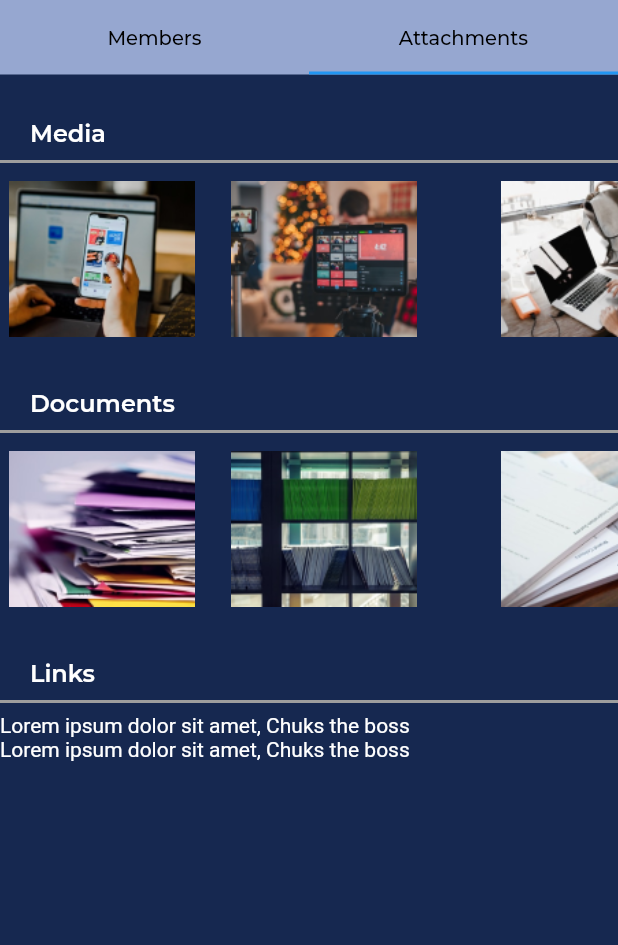
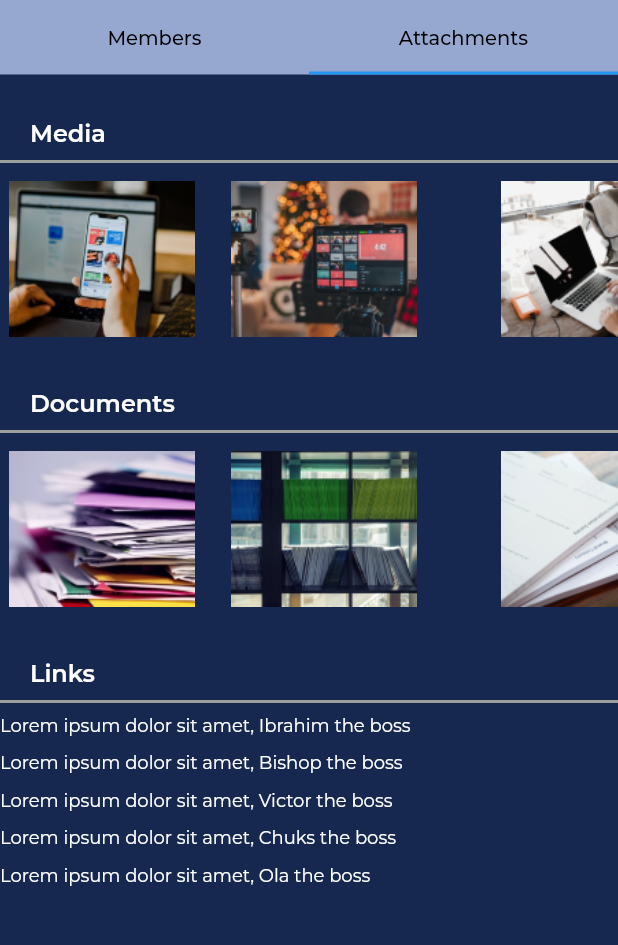
Before and after one commit to victor-onoja/BlueTick, a Flutter app: the GroupChat screen opened directly, tab 2 chosen, on a phone screen of 412 x 824 dp, the part 191-1136 px from its top. Run offline on Flutter 3.47's test engine with Material 2 defaults, Android fonts, the light colour scheme and no system bars; our stand-ins replace google_fonts, responsive_framework, smooth_page_indicator.

Commit message:
Screen Linking Done

```diff
--- a/lib/main.dart
+++ b/lib/main.dart
@@ -1,3 +1,4 @@
+import 'package:bluetick/screens/home/home_tabs.dart';
 import 'package:bluetick/screens/sign_up/onBoarding.dart';
 import 'package:bluetick/screens/sign_up/splash_screen.dart';
 import 'package:flutter/material.dart';
--- a/lib/screens/groupchat/groupchatScreen.dart
+++ b/lib/screens/groupchat/groupchatScreen.dart
@@ -6,6 +6,7 @@ import 'package:google_fonts/google_fonts.dart';
 
 import '../../components/app_theme.dart';
 import '../home/home_tabs.dart';
+import 'groupchatTwo.dart';
 
 class groupChatscreen extends StatefulWidget {
   const groupChatscreen({Key? key}) : super(key: key);
@@ -39,7 +40,7 @@ class _groupChatscreenState extends State<groupChatscreen> {
                 GestureDetector(
                   onTap: () {
                     Navigator.push(context,
-                        MaterialPageRoute(builder: (_) => WorkerScreen()));
+                        MaterialPageRoute(builder: (_) => GroupChat()));
                   },
                   child: const Image(
                     image: AssetImage(gcdp),
--- a/lib/screens/groupchat/groupchatTwo.dart
+++ b/lib/screens/groupchat/groupchatTwo.dart
@@ -1,6 +1,7 @@
 import 'package:flutter/material.dart';
 import '../../components/app_theme.dart';
 import 'package:google_fonts/google_fonts.dart';
+import '../home/sub_home/addagroup.dart';
 import 'groupchatTwo_TabOne.dart';
 import 'groupchatTwo_TabTwo.dart';
 
@@ -28,8 +29,16 @@ class GroupChat extends StatelessWidget {
                 actions: [
                   Column(
                     children: [
-                      Image.asset("Assets/icons/add group.png",
-                          alignment: Alignment.topRight),
+                      GestureDetector(
+                        onTap: () {
+                          Navigator.push(
+                              context,
+                              MaterialPageRoute(
+                                  builder: (_) => const AddGroup()));
+                        },
+                        child: Image.asset("Assets/icons/add group.png",
+                            alignment: Alignment.topRight),
+                      ),
                       const SizedBox(height: 12),
                       Image.asset("Assets/icons/edit.png",
                           alignment: Alignment.bottomRight),
--- a/lib/screens/groupchat/groupchatTwo_TabTwo.dart
+++ b/lib/screens/groupchat/groupchatTwo_TabTwo.dart
@@ -1,6 +1,8 @@
 import 'package:flutter/cupertino.dart';
 import 'package:flutter/material.dart';
 import 'package:google_fonts/google_fonts.dart';
+
+import '../../components/app_theme.dart';
 
 class AttachmentTab extends StatelessWidget {
   const AttachmentTab({Key? key}) : super(key: key);
@@ -106,12 +108,56 @@ class AttachmentTab extends StatelessWidget {
             color: Colors.grey,
           ),
           Text(
-            "Lorem ipsum dolor sit amet, Chuks the boss",
-            style: TextStyle(color: Colors.white),
+            'Lorem ipsum dolor sit amet, Ibrahim the boss',
+            style: GoogleFonts.montserrat(
+              fontSize: 12,
+              fontStyle: FontStyle.normal,
+              color: AppTheme.white,
+            ),
+          ),
+          SizedBox(
+            height: 10,
           ),
           Text(
-            "Lorem ipsum dolor sit amet, Chuks the boss",
-            style: TextStyle(color: Colors.white),
+            'Lorem ipsum dolor sit amet, Bishop the boss',
+            style: GoogleFonts.montserrat(
+              fontSize: 12,
+              fontStyle: FontStyle.normal,
+              color: AppTheme.white,
+            ),
+          ),
+          SizedBox(
+            height: 10,
+          ),
+          Text(
+            'Lorem ipsum dolor sit amet, Victor the boss',
+            style: GoogleFonts.montserrat(
+              fontSize: 12,
+              fontStyle: FontStyle.normal,
+              color: AppTheme.white,
+            ),
+          ),
+          SizedBox(
+            height: 10,
+          ),
+          Text(
+            'Lorem ipsum dolor sit amet, Chuks the boss',
+            style: GoogleFonts.montserrat(
+              fontSize: 12,
+              fontStyle: FontStyle.normal,
+              color: AppTheme.white,
+            ),
+          ),
+          SizedBox(
+            height: 10,
+          ),
+          Text(
+            'Lorem ipsum dolor sit amet, Ola the boss',
+            style: GoogleFonts.montserrat(
+              fontSize: 12,
+              fontStyle: FontStyle.normal,
+              color: AppTheme.white,
+            ),
           ),
         ],
       ),
--- a/lib/screens/home/home_tabs.dart
+++ b/lib/screens/home/home_tabs.dart
@@ -29,12 +29,9 @@ class _HomeTabState extends State<HomeTab> {
       body: PageView(
         children: const [
           HomeScreen(),
-          // Notifications(),
-          // AddGroup(),
-          GroupChat(),
+          Notifications(),
           CreateBroadcast(),
           MessageList(),
-          //groupChatscreen()
         ],
         onPageChanged: onPageClicked,
         controller: pageController,
--- a/lib/screens/home/sub_home/addagroup.dart
+++ b/lib/screens/home/sub_home/addagroup.dart
@@ -26,12 +26,14 @@ class AddGroupState extends State<AddGroup> {
           toolbarHeight: 44,
           backgroundColor: mainBlue,
           leading: IconButton(
-              onPressed: () => null, icon: const Icon(Icons.arrow_back)),
+              onPressed: () => Navigator.pop(context),
+              icon: const Icon(Icons.arrow_back)),
           centerTitle: true,
           title: const Text(
             'Add a Group',
             style: TextStyle(fontSize: 24),
           ),
+
           actions: [
             IconButton(onPressed: () => null, icon: const Icon(Icons.check))
           ],
--- a/lib/screens/home/sub_home/co_worker_profile.dart
+++ b/lib/screens/home/sub_home/co_worker_profile.dart
@@ -1,3 +1,4 @@
+import 'package:bluetick/screens/home/home_tabs.dart';
 import 'package:flutter/material.dart';
 
 import '../../../components/config/config_sheet.dart';
@@ -48,7 +49,8 @@ class WorkerScreen extends StatelessWidget {
                 Positioned(
                     child: IconButton(
                         color: Colors.black,
-                        onPressed: () => null,
+                        onPressed: () => Navigator.push(context,
+                            MaterialPageRoute(builder: (_) => const HomeTab())),
                         icon: const Icon(Icons.arrow_back))),
                 Positioned(
                     left: 2,
```
Also changed, not shown: lib/screens/groupchat/groupchatTwo_TabOne.dart (+13 -7 lines).
